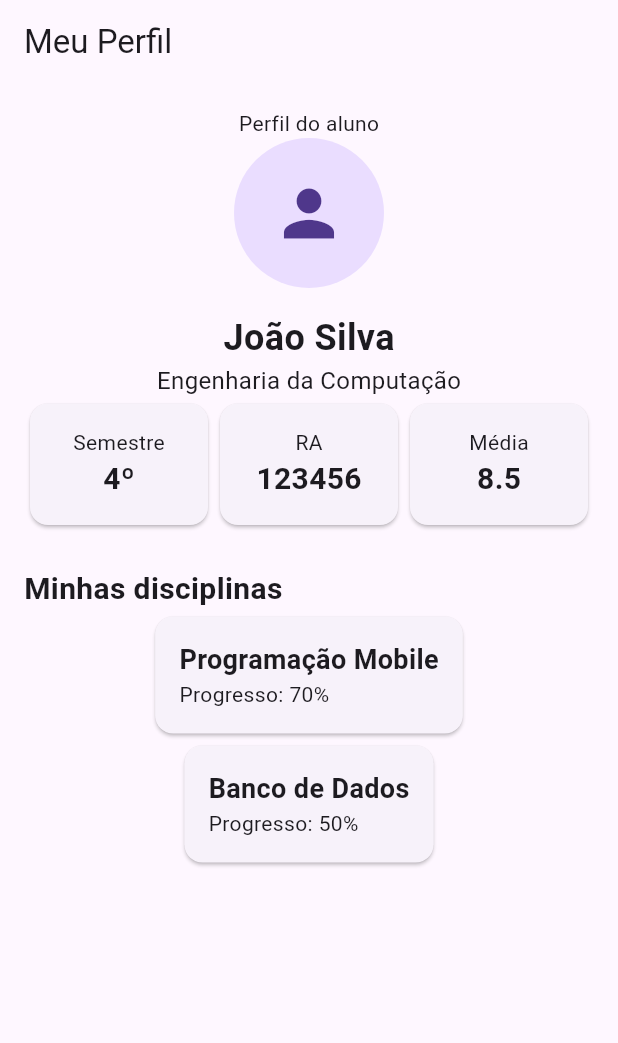
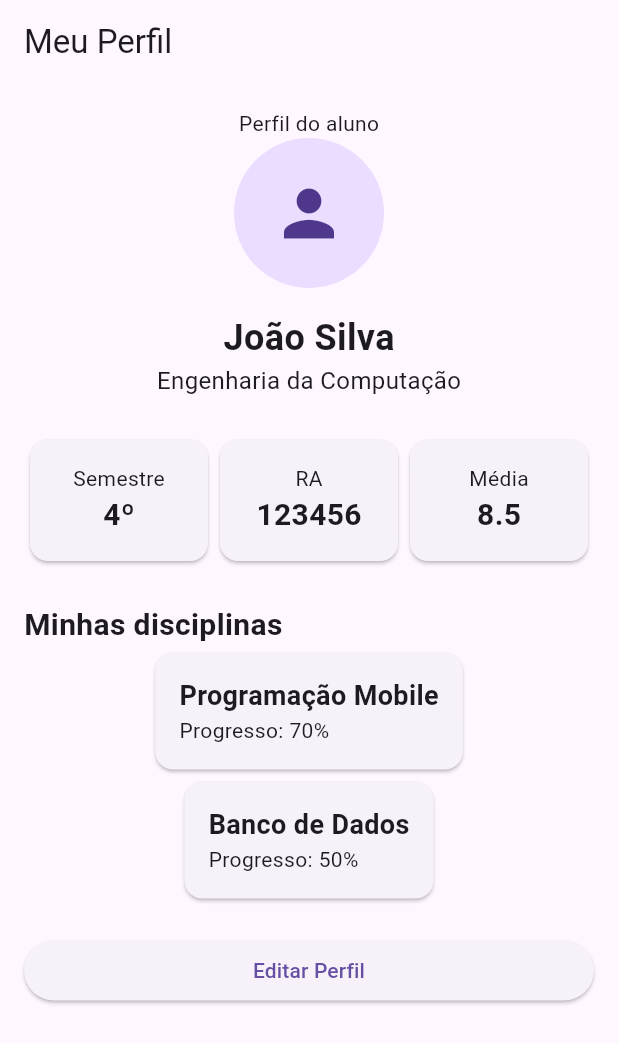
Before and after one commit to MURILOBRAZ/AulaFlutter, a Flutter app: the screen it shows after launch, on a phone screen of 412 x 824 dp. Shown: the top 1043 px of the screen. Run offline on Flutter 3.47's test engine with Material 3 defaults, Android fonts, the phone set to English and light mode, and no system bars.

Commit message:
Pagina de edição de perfil

```diff
--- a/lib/main.dart
+++ b/lib/main.dart
@@ -1,4 +1,5 @@
 import 'package:flutter/material.dart';
+import 'editar_perfil_page.dart';
 
 void main() {
   runApp(const MeuApp());
@@ -6,6 +7,7 @@ void main() {
 
 class MeuApp extends StatelessWidget {
   const MeuApp({super.key});
+
   @override
   Widget build(BuildContext context) {
     return const MaterialApp(
@@ -15,8 +17,19 @@ class MeuApp extends StatelessWidget {
   }
 }
 
-class PerfilPage extends StatelessWidget {
+class PerfilPage extends StatefulWidget {
   const PerfilPage({super.key});
+
+  @override
+  State<PerfilPage> createState() {
+    return _PerfilPageState();
+  }
+}
+
+class _PerfilPageState extends State<PerfilPage> {
+  String nome = 'João Silva';
+  String curso = 'Engenharia da Computação';
+  double media = 8.5;
 
   @override
   Widget build(BuildContext context) {
@@ -24,12 +37,15 @@ class PerfilPage extends StatelessWidget {
       appBar: AppBar(
         title: const Text('Meu Perfil'),
       ),
+
       body: SingleChildScrollView(
         child: Padding(
           padding: const EdgeInsets.all(16),
+
           child: Column(
             children: [
               const Text('Perfil do aluno'),
+
               const CircleAvatar(
                 radius: 50,
                 child: Icon(
@@ -37,43 +53,53 @@ class PerfilPage extends StatelessWidget {
                   size: 50,
                 ),
               ),
+
               const SizedBox(height: 16),
-              const Text(
-                'João Silva',
-                style: TextStyle(
+
+              Text(
+                nome,
+                style: const TextStyle(
                   fontSize: 24,
                   fontWeight: FontWeight.bold,
                 ),
               ),
-              const Text(
-                'Engenharia da Computação',
-                style: TextStyle(
+
+              Text(
+                curso,
+                style: const TextStyle(
                   fontSize: 16,
                 ),
               ),
+
+              const SizedBox(height: 24),
+
               Row(
-                children: const [
-                  Expanded(
+                children: [
+                  const Expanded(
                     child: InfoCard(
                       titulo: 'Semestre',
                       valor: '4º',
                     ),
                   ),
-                  Expanded(
+
+                  const Expanded(
                     child: InfoCard(
                       titulo: 'RA',
                       valor: '123456',
                     ),
                   ),
+
                   Expanded(
                     child: InfoCard(
                       titulo: 'Média',
-                      valor: '8.5',
+                      valor: media.toStringAsFixed(1),
                     ),
                   ),
                 ],
               ),
+
               const SizedBox(height: 24),
+
               const Align(
                 alignment: Alignment.centerLeft,
                 child: Text(
@@ -84,13 +110,50 @@ class PerfilPage extends StatelessWidget {
                   ),
                 ),
               ),
+
               const DisciplinaCard(
                 nome: 'Programação Mobile',
                 progresso: 70,
               ),
+
               const DisciplinaCard(
                 nome: 'Banco de Dados',
                 progresso: 50,
+              ),
+
+              const SizedBox(height: 20),
+
+              SizedBox(
+                width: double.infinity,
+
+                child: ElevatedButton(
+                  onPressed: () async {
+                    final resultado =
+                        await Navigator.push(
+                      context,
+                      MaterialPageRoute(
+                        builder: (context) =>
+                            EditarPerfilPage(
+                          nome: nome,
+                          curso: curso,
+                          media: media,
+                        ),
+                      ),
+                    );
+
+                    if (resultado != null) {
+                      setState(() {
+                        nome = resultado['nome'];
+                        curso = resultado['curso'];
+                        media = resultado['media'];
+                      });
+                    }
+                  },
+
+                  child: const Text(
+                    'Editar Perfil',
+                  ),
+                ),
               ),
             ],
           ),
@@ -115,9 +178,11 @@ class DisciplinaCard extends StatelessWidget {
     return Card(
       child: Padding(
         padding: const EdgeInsets.all(16),
+
         child: Column(
           crossAxisAlignment:
-            CrossAxisAlignment.start,
+              CrossAxisAlignment.start,
+
           children: [
             Text(
               nome,
@@ -126,7 +191,10 @@ class DisciplinaCard extends StatelessWidget {
                 fontWeight: FontWeight.bold,
               ),
             ),
-            Text('Progresso: $progresso%'),
+
+            Text(
+              'Progresso: $progresso%',
+            ),
           ],
         ),
       ),
@@ -137,19 +205,23 @@ class DisciplinaCard extends StatelessWidget {
 class InfoCard extends StatelessWidget {
   final String titulo;
   final String valor;
+
   const InfoCard({
     super.key,
     required this.titulo,
     required this.valor,
   });
+
   @override
   Widget build(BuildContext context) {
     return Card(
       child: Padding(
         padding: const EdgeInsets.all(16),
+
         child: Column(
           children: [
             Text(titulo),
+
             Text(
               valor,
               style: const TextStyle(
```
Also changed, not shown: lib/editar_perfil_page.dart (added, +129 -0 lines).
